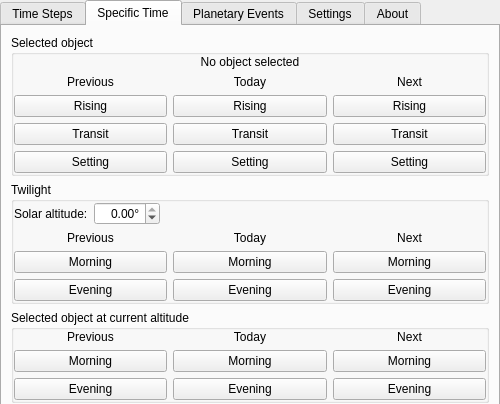
Old version of the form plugins/TimeNavigator/src/gui/timeNavigatorDialog.ui in the repository Stellarium/stellarium; both pictures show x 0 to 500 and y 0 to 404 of the 500 by 620 pixel window.
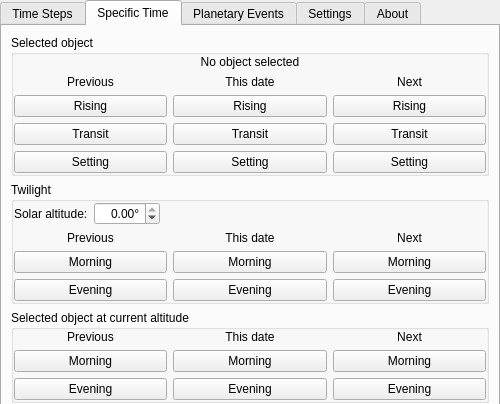
New version of the form. The open tabs and pages were chosen to show the change. Custom widgets are drawn as their Qt base class.

Commit message: Rename 'Today' -> 'This date', to avoid confusion for historical and future dates

```diff
--- a/plugins/TimeNavigator/src/gui/timeNavigatorDialog.ui
+++ b/plugins/TimeNavigator/src/gui/timeNavigatorDialog.ui
@@ -844,7 +844,7 @@
           <item row="1" column="1">
            <widget class="QLabel" name="labelRTSToday">
             <property name="text">
-             <string>Today</string>
+             <string>This date</string>
             </property>
             <property name="alignment">
              <set>Qt::AlignCenter</set>
@@ -1088,7 +1088,7 @@
           <item row="1" column="1">
            <widget class="QLabel" name="labelTwilightToday">
             <property name="text">
-             <string>Today</string>
+             <string>This date</string>
             </property>
             <property name="alignment">
              <set>Qt::AlignCenter</set>
@@ -1235,7 +1235,7 @@
           <item row="0" column="1">
            <widget class="QLabel" name="labelAltToday">
             <property name="text">
-             <string>Today</string>
+             <string>This date</string>
             </property>
             <property name="alignment">
              <set>Qt::AlignCenter</set>
```
Left out of the diff: 34 changed lines with no effect on the pictures. The commit also changes 1 other file.
